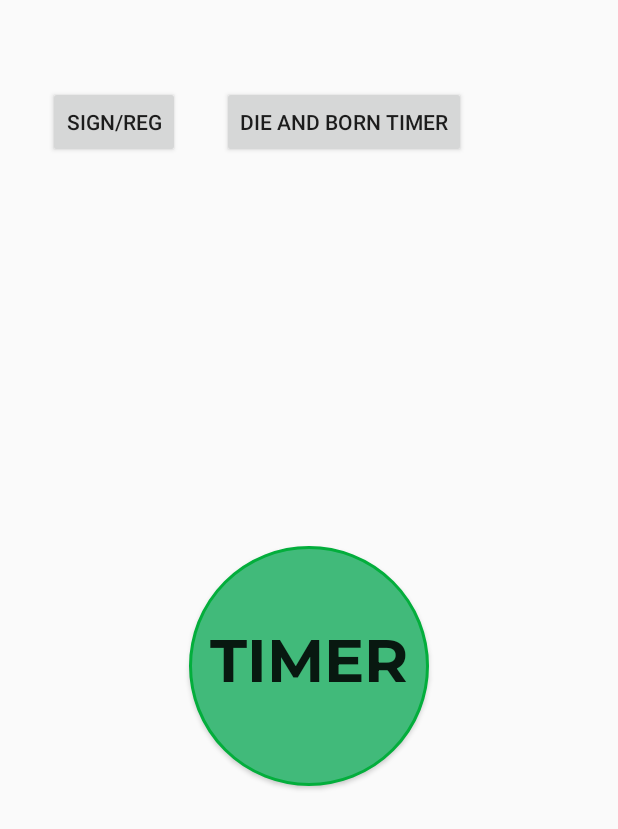
After one commit to Udaka-Hayerson/fudol, an Android app: the layout menu.xml on its own in the app's theme, with its tools: preview values and no code run, on a phone screen of 412 x 824 dp. The commit adds this screen. Shown: the top 829 px of the screen. Run offline under Robolectric (Android 15) with nearby library versions, the phone set to English and light mode, and no system bars.

Commit message:
menu activity

```diff
--- a/app/build.gradle
+++ b/app/build.gradle
@@ -28,6 +28,7 @@ android {
     buildFeatures {
         viewBinding true
     }
+    namespace 'com.example.futudoll'
 }
 
 dependencies {
--- a/app/src/main/AndroidManifest.xml
+++ b/app/src/main/AndroidManifest.xml
@@ -1,6 +1,5 @@
 <?xml version="1.0" encoding="utf-8"?>
-<manifest xmlns:android="http://schemas.android.com/apk/res/android"
-    package="com.example.futudoll">
+<manifest xmlns:android="http://schemas.android.com/apk/res/android">
 
     <application
         android:allowBackup="true"
--- a/app/src/main/java/com/example/futudoll/MainActivity.java
+++ b/app/src/main/java/com/example/futudoll/MainActivity.java
@@ -31,9 +31,6 @@ public class MainActivity extends AppCompatActivity {
     Button btnGoTo;
     private AdView mAdView;
 
-
-
-
     @Override
     public void onCreate(Bundle savedInstanceState)
     {
@@ -46,7 +43,6 @@ public class MainActivity extends AppCompatActivity {
         btnGoTo.setOnClickListener(new OnClickListener() {
             @Override
             public void onClick(View v) {
-
                 Intent intent = new Intent(MainActivity.this , NoMainActivity.class);
                 intent.putExtra("dead_day", editDie.getText().toString());
                 intent.putExtra("birth_day", edit.getText().toString());
--- a/app/src/main/java/com/example/futudoll/PohuyActivity.java
+++ b/app/src/main/java/com/example/futudoll/PohuyActivity.java
@@ -59,11 +59,8 @@ public class PohuyActivity extends Activity {
             public void onClick(View v) {
                 Intent intentBackRegistr = new Intent(PohuyActivity.this, MainActivity.class);
                 startActivity(intentBackRegistr);
-
-
             }
         });
-
 
     }
 
--- /dev/null
+++ b/app/src/main/res/drawable/roundedbutton.xml
@@ -0,0 +1,37 @@
+<?xml version="1.0" encoding="utf-8"?>
+<selector xmlns:android="http://schemas.android.com/apk/res/android">
+    <item android:state_pressed="false">
+        <shape android:shape="rectangle">
+            <corners android:radius="1000dp" />
+            <solid android:color="#41ba7a" />
+            <stroke
+                android:width="2dip"
+                android:color="#03ae3c" />
+            <padding
+                android:bottom="4dp"
+                android:left="4dp"
+                android:right="4dp"
+                android:top="4dp" />
+        </shape>
+    </item>
+    <item android:state_pressed="true">
+        <shape android:shape="rectangle">
+            <corners android:radius="1000dp" />
+            <solid android:color="#3AA76D" />
+            <stroke
+                android:width="2dip"
+                android:color="#03ae3c" />
+            <padding
+                android:bottom="4dp"
+                android:left="4dp"
+                android:right="4dp"
+                android:top="4dp" />
+        </shape>
+
+    </item>
+</selector>
+        <!--<?xml version="1.0" encoding="utf-8"?>-->
+        <!--<shape xmlns:android="http://schemas.android.com/apk/res/android"-->
+        <!--    android:shape="ring">-->
+        <!--    <solid android:color="@color/black" />-->
+        <!--</shape>-->
--- a/app/src/main/res/layout/activity_no_main.xml
+++ b/app/src/main/res/layout/activity_no_main.xml
@@ -16,7 +16,7 @@
         android:fontFamily="@font/montserrat_bold"
         android:gravity="center_horizontal|center_vertical"
         android:text="@string/main_you_nowhere"
-        android:textSize="24sp"
+        android:textSize="23sp"
         app:layout_constraintBottom_toTopOf="@+id/imageView4"
         app:layout_constraintEnd_toEndOf="parent"
         app:layout_constraintHorizontal_bias="0.0"
--- /dev/null
+++ b/app/src/main/res/layout/menu.xml
@@ -0,0 +1,46 @@
+<?xml version="1.0" encoding="utf-8"?>
+<androidx.constraintlayout.widget.ConstraintLayout xmlns:android="http://schemas.android.com/apk/res/android"
+    xmlns:app="http://schemas.android.com/apk/res-auto"
+    xmlns:tools="http://schemas.android.com/tools"
+    android:layout_width="match_parent"
+    android:layout_height="match_parent">
+
+    <Button
+        android:id="@+id/button"
+        android:layout_width="160dp"
+        android:layout_height="160dp"
+        android:layout_marginTop="364dp"
+        android:bottomLeftRadius="180dip"
+        android:bottomRightRadius="180dip"
+        android:fontFamily="@font/montserrat_bold"
+        android:gravity="center_horizontal|center_vertical"
+        android:background="@drawable/roundedbutton"
+        android:text="TIMER"
+        android:textSize="40sp"
+        app:layout_constraintEnd_toEndOf="parent"
+        app:layout_constraintStart_toStartOf="parent"
+        app:layout_constraintTop_toTopOf="parent" />
+
+    <Button
+        android:id="@+id/button2"
+        android:layout_width="wrap_content"
+        android:layout_height="wrap_content"
+        android:layout_marginStart="32dp"
+        android:layout_marginTop="57dp"
+        android:text="sign/reg"
+        app:layout_constraintStart_toStartOf="parent"
+        app:layout_constraintTop_toTopOf="parent" />
+
+    <Button
+        android:id="@+id/button3"
+        android:layout_width="wrap_content"
+        android:layout_height="wrap_content"
+        android:layout_marginStart="28dp"
+        android:layout_marginTop="57dp"
+        android:text="die and born timer"
+        app:layout_constraintStart_toEndOf="@+id/button2"
+        app:layout_constraintTop_toTopOf="parent" />
+
+</androidx.constraintlayout.widget.ConstraintLayout>
+
+<!--    android:textColor="@color/white"-->
--- a/build.gradle
+++ b/build.gradle
@@ -5,7 +5,7 @@ buildscript {
         mavenCentral()
     }
     dependencies {
-        classpath 'com.android.tools.build:gradle:7.2.0'
+        classpath 'com.android.tools.build:gradle:7.4.2'
 
         // NOTE: Do not place your application dependencies here; they belong
         // in the individual module build.gradle files
```
Also changed, not shown: app/src/main/java/com/example/futudoll/MenuActivity.java (added, +15 -0 lines), app/src/main/java/com/example/futudoll/StartActivity.java (added, +36 -0 lines), app/src/main/res/layout/activity_start.xml (added, +18 -0 lines), app/src/main/res/drawable/start_screen.png (added), gradle/wrapper/gradle-wrapper.properties, 2 other files.
